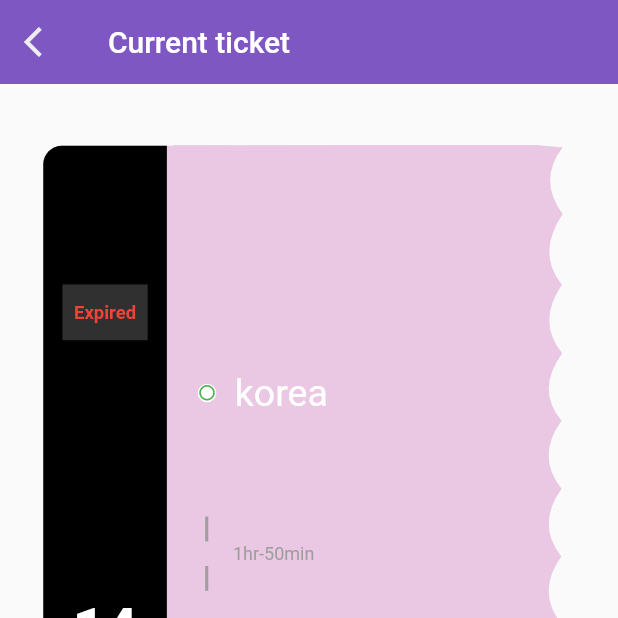
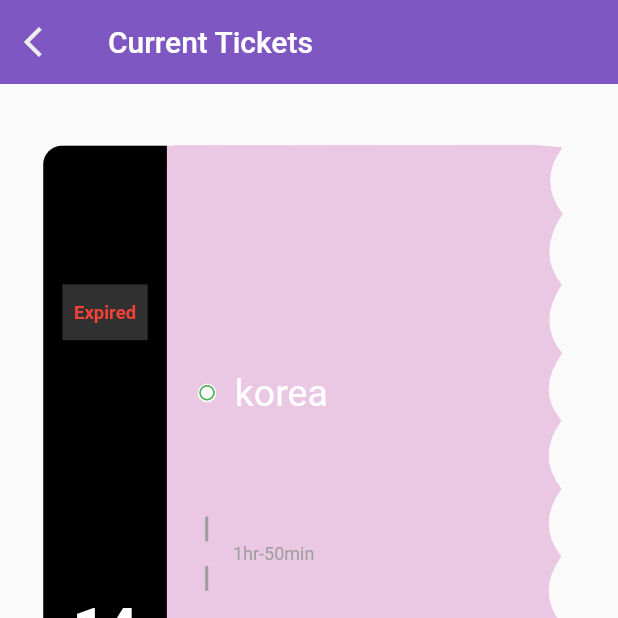
Before and after one commit to A1aaAhmed/graduation_project_app, a Flutter app: the Trans screen opened directly, item 3 of the bottom bar chosen, on a phone screen of 412 x 824 dp, the top half of it. Run offline on Flutter 3.47's test engine with Material 2 defaults, Android fonts, the phone set to English and light mode, and no system bars; drawn by our look-alikes of flutter_dash; our stand-ins replace bloc, cloud_firestore, conditional_builder_null_safety, firebase_auth, firebase_core, flutter_bloc and 4 more; missing offline and left inert: graduation_proj; accounts and stored records are empty.

Commit message:
commit13

```diff
--- /dev/null
+++ b/lib/layout/cubit/cubit.dart
@@ -0,0 +1,36 @@
+import 'package:flutter_bloc/flutter_bloc.dart';
+import 'package:graduation_project_app/layout/cubit/states.dart';
+
+import '../../modules/History/mytrips_screen.dart';
+import '../../modules/Ticket/ticket_screen.dart';
+import '../../modules/live_location/livelocation_screen.dart';
+import '../../modules/profile_screen.dart';
+import '../../shared/variables.dart';
+import '../../modules/home_screen/home_screen.dart';
+
+class MainCubit extends Cubit<MainStates> {
+  MainCubit() : super(MainIntialState());
+
+  static MainCubit get(context) => BlocProvider.of(context);
+
+  int currentindex = 0;
+  final screens = [
+    const HomeScreen(),
+    LiveLocationScreen(),
+    Ticket(
+        date: DateTime.parse(db[0]['date']),
+        from: db[0]['from'],
+        to: db[0]['to'],
+        seat: db[0]['seat'],
+        trin_number: db[0]['trin_number'],
+        duration: db[0]['dur'],
+        price: db[0]['price']),
+    const MyTripsScreen(),
+    const ProfileScreen(),
+  ];
+
+  void changeNavbarIndex(index) {
+    currentindex = index;
+    emit(ChangeNavBarState());
+  }
+}
--- /dev/null
+++ b/lib/layout/cubit/states.dart
@@ -0,0 +1,5 @@
+abstract class MainStates {}
+
+class MainIntialState extends MainStates {}
+
+class ChangeNavBarState extends MainStates {}
--- a/lib/layout/transition.dart
+++ b/lib/layout/transition.dart
@@ -1,52 +1,33 @@
 import 'package:flutter/material.dart';
-import 'package:graduation_project_app/layout/home_screen/home_screen.dart';
-import 'package:graduation_project_app/modules/live_location/livelocation_screen.dart';
-import 'package:graduation_project_app/modules/profile_screen.dart';
-import 'package:graduation_project_app/modules/Ticket/ticket_screen.dart';
+import 'package:flutter_bloc/flutter_bloc.dart';
+import 'package:graduation_project_app/layout/cubit/cubit.dart';
+import 'package:graduation_project_app/layout/cubit/states.dart';
 import 'package:graduation_project_app/shared/style/colors.dart';
-import 'package:graduation_project_app/modules/History/mytrips_screen.dart';
-import 'package:graduation_project_app/shared/variables.dart';
 
-class Trans extends StatefulWidget {
+class Trans extends StatelessWidget {
   const Trans({super.key});
 
   @override
-  State<Trans> createState() => _TransitionState();
-}
+  Widget build(BuildContext context) {
+    return BlocProvider(
+      create: (context) => MainCubit(),
+      child: BlocConsumer<MainCubit, MainStates>(
+        listener: (BuildContext context, MainStates MainStates) {},
+        builder: (BuildContext context, MainStates MainStates) {
+          MainCubit cubit = MainCubit.get(context);
 
-class _TransitionState extends State<Trans> {
-  int currentindex = 0;
-  final screens = [
-    const HomeScreen(),
-    LiveLocationScreen(),
-    Ticket(
-        date:DateTime.parse(db[0]['date']),
-        from: db[0]['from'],
-        to: db[0]['to'],
-        seat: db[0]['seat'],
-        trin_number: db[0]['trin_number'],
-        duration: db[0]['dur'],
-        price: db[0]['price']
-    ),
-    MyTripsScreen(),
-    const ProfileScreen(),
-  ];
-
-  @override
-  Widget build(BuildContext context) {
           return Scaffold(
-      body: IndexedStack(index: currentindex, children: screens),
+            body: cubit.screens[cubit.currentindex],
             bottomNavigationBar: BottomNavigationBar(
-        currentIndex: currentindex,
+              currentIndex: cubit.currentindex,
               onTap: (index) {
-          setState(() {
-            currentindex = index;
-          });
+                cubit.changeNavbarIndex(index);
               },
               type: BottomNavigationBarType.fixed,
               selectedItemColor: colortheme.lightPurple,
               unselectedItemColor: colortheme.lightPurple.withOpacity(0.3),
-        unselectedLabelStyle: const TextStyle(overflow: TextOverflow.ellipsis),
+              unselectedLabelStyle:
+                  const TextStyle(overflow: TextOverflow.ellipsis),
               items: const [
                 BottomNavigationBarItem(
                   label: 'Home',
@@ -71,5 +52,8 @@ class _TransitionState extends State<Trans> {
               ],
             ),
           );
+        },
+      ),
+    );
   }
 }
--- a/lib/modules/Ticket/ticket_screen.dart
+++ b/lib/modules/Ticket/ticket_screen.dart
@@ -41,7 +41,7 @@ class _TicketState extends State<Ticket> {
       return Scaffold(
           appBar: bar(
             context: context,
-            text: 'Current ticket',
+            text: 'Current Tickets',
             morelist: false,
           ),
           body: SizedBox(
--- a/lib/layout/home_screen/home_screen.dart
+++ b/lib/modules/home_screen/home_screen.dart
@@ -1,6 +1,6 @@
 import 'package:flutter/material.dart';
-import 'package:graduation_project_app/layout/home_screen/firstsection/firstsection.dart';
-import 'package:graduation_project_app/layout/home_screen/secondsection/secondsection.dart';
+import 'package:graduation_project_app/modules/home_screen/firstsection/firstsection.dart';
+import 'package:graduation_project_app/modules/home_screen/secondsection/secondsection.dart';
 import 'package:graduation_project_app/shared/style/colors.dart';
 
 
--- a/lib/modules/login_screen/login_screen.dart
+++ b/lib/modules/login_screen/login_screen.dart
@@ -1,8 +1,8 @@
 import 'package:conditional_builder_null_safety/conditional_builder_null_safety.dart';
 import 'package:flutter/material.dart';
 import 'package:flutter_bloc/flutter_bloc.dart';
-import 'package:graduation_project_app/layout/home_screen/firstsection/firstsection.dart';
-import 'package:graduation_project_app/layout/home_screen/home_screen.dart';
+import 'package:graduation_project_app/modules/home_screen/firstsection/firstsection.dart';
+import 'package:graduation_project_app/modules/home_screen/home_screen.dart';
 import 'package:graduation_project_app/modules/register_screen/register_screen.dart';
 import '../../shared/components/components.dart';
 import 'cubit/cubit.dart';
--- a/lib/shared/components/appBar.dart
+++ b/lib/shared/components/appBar.dart
@@ -15,7 +15,7 @@ PreferredSizeWidget bar({
       elevation: 0,
       leading: IconButton(
         onPressed: () {
-          if (text=='Previous tickets' || text=='Current ticket'||text=='Live location' ||
+          if (text=='Previous Tickets' || text=='Current Tickets'||text=='Live location' ||
               text == 'Profile') {
                        Navigator.push(
               context,
--- a/lib/shared/variables.dart
+++ b/lib/shared/variables.dart
@@ -3,9 +3,9 @@ import 'package:flutter/material.dart';
 //TextEditingController from = TextEditingController();
 //TextEditingController to = TextEditingController();
 //TextEditingController depart = TextEditingController();
-String? from;
-String? to;
-String? depart;
+var from;
+var to;
+var depart;
 
 int travellers = 1;
 List<Map> db = [
```
Also changed, not shown: lib/layout/home_screen/secondsection/dropdownform.dart (deleted, +0 -22 lines), lib/main.dart (+4 -6 lines), lib/modules/home_screen/secondsection/dropdownform.dart (added, +33 -0 lines), lib/modules/home_screen/secondsection/secondsection.dart (renamed from lib/layout/home_screen/secondsection/secondsection.dart, +2 -5 lines), lib/modules/trains_screen/trains_screen.dart (+23 -9 lines), lib/modules/home_screen/firstsection/firstsection.dart (renamed from lib/layout/home_screen/firstsection/firstsection.dart), lib/modules/home_screen/secondsection/plus-minus.dart (renamed from lib/layout/home_screen/secondsection/plus-minus.dart), lib/modules/home_screen/secondsection/text_form.dart (renamed from lib/layout/home_screen/secondsection/text_form.dart), pubspec.lock, 1 other file. Lines whose indentation alone changed are shown as unchanged.
